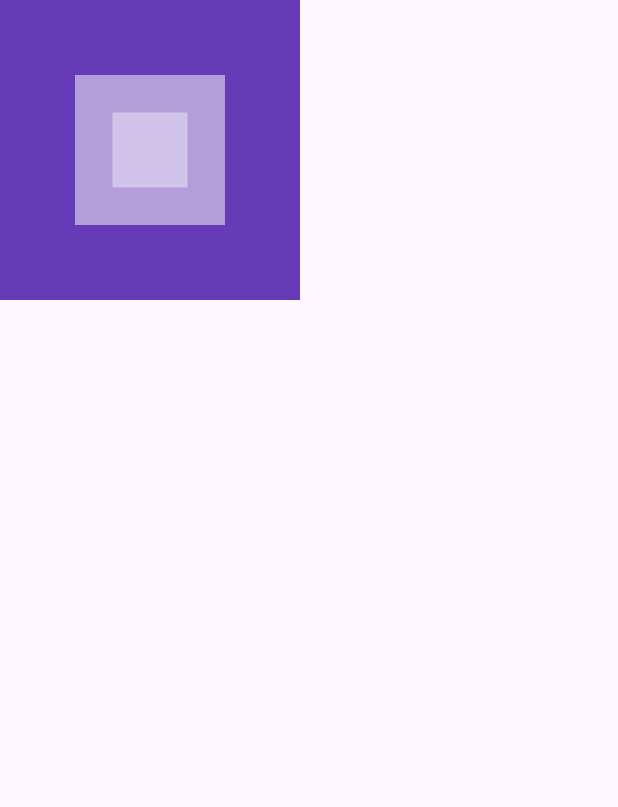
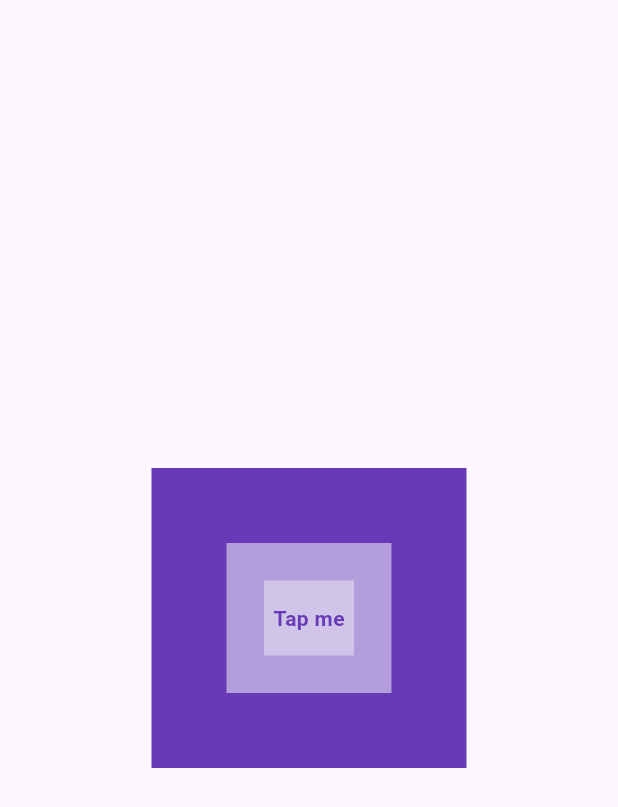
Before and after one commit to zonafar/liste_a_faire, a Flutter app: the screen it shows after launch, on a phone screen of 412 x 824 dp. Shown: the top 807 px of the screen. Run offline on Flutter 3.47's test engine with Material 3 defaults, Android fonts, the phone set to English and light mode, and no system bars.

Commit message:
stack and gestureDetector widgets

```diff
--- a/lib/main.dart
+++ b/lib/main.dart
@@ -1,42 +1,55 @@
 // ignore_for_file: prefer_const_constructors
 
 import 'package:flutter/material.dart';
+import 'package:flutter/widgets.dart';
 
 void main() {
   runApp(const MyApp());
 }
 
+
 class MyApp extends StatelessWidget {
   const MyApp({super.key});
 
+  void userTap(){
+    print("Box is taped now");
+  }
+
   @override
   Widget build(BuildContext context) {
+
     return MaterialApp(
       debugShowCheckedModeBanner: false,
       home: Scaffold(
-        body: Stack(
+        body: Center(
+          child: Stack(
             alignment: Alignment.center,
             children: [
               // large box
               Container(
                 color: Colors.deepPurple,
-              width: 200,
+                width: 210,
                 height: 200,
               ),
               // medium box
               Container(
                 color: Colors.deepPurple[200],
-              width: 100,
+                width: 110,
                 height: 100,
               ),
 
               //  small box
-            Container(
+              GestureDetector(
+                onTap: userTap,
+                child: Container(
                   color: Colors.deepPurple[100],
-              width: 50,
+                  width: 60,
                   height: 50,
+                  child: Center(child: Text("Tap me", style: TextStyle(color: Colors.deepPurple, fontWeight: FontWeight.bold))),
+                ),
               )
             ],
+          ),
         ),
       )
       );
```
Lines whose indentation alone changed are shown as unchanged.
